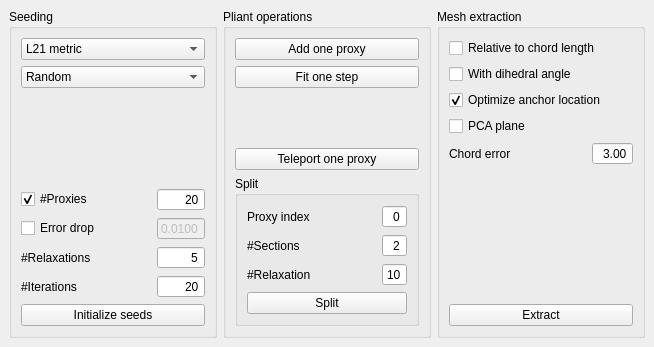
This is Polyhedron/demo/Polyhedron/Plugins/Surface_mesh_approximation/Surface_mesh_approximation_dockwidget.ui in CGAL/cgal as Qt 5 draws it before an edit. The edited form follows.
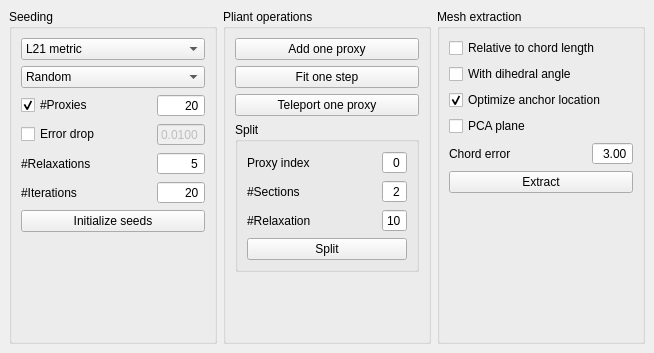
This is the edited form.

Commit message: fix missing header and widget stretchers to make it compact

What changed in the file:
```diff
--- a/Polyhedron/demo/Polyhedron/Plugins/Surface_mesh_approximation/Surface_mesh_approximation_dockwidget.ui
+++ b/Polyhedron/demo/Polyhedron/Plugins/Surface_mesh_approximation/Surface_mesh_approximation_dockwidget.ui
@@ -7,7 +7,7 @@
     <x>0</x>
     <y>0</y>
     <width>654</width>
-    <height>347</height>
+    <height>353</height>
    </rect>
   </property>
   <property name="windowTitle">
@@ -62,19 +62,6 @@
          </item>
         </widget>
        </item>
-       <item>
-        <spacer name="verticalSpacer_2">
-         <property name="orientation">
-          <enum>Qt::Vertical</enum>
-         </property>
-         <property name="sizeHint" stdset="0">
-          <size>
-           <width>20</width>
-           <height>40</height>
-          </size>
-         </property>
-        </spacer>
-       </item>
        <item>
         <layout class="QGridLayout" name="gridLayout_2">
          <item row="3" column="0">
@@ -209,6 +196,19 @@
          </property>
         </widget>
        </item>
+       <item>
+        <spacer name="verticalSpacer_2">
+         <property name="orientation">
+          <enum>Qt::Vertical</enum>
+         </property>
+         <property name="sizeHint" stdset="0">
+          <size>
+           <width>20</width>
+           <height>40</height>
+          </size>
+         </property>
+        </spacer>
+       </item>
       </layout>
      </widget>
     </item>
@@ -232,19 +232,6 @@
          </property>
         </widget>
        </item>
-       <item>
-        <spacer name="verticalSpacer">
-         <property name="orientation">
-          <enum>Qt::Vertical</enum>
-         </property>
-         <property name="sizeHint" stdset="0">
-          <size>
-           <width>20</width>
-           <height>40</height>
-          </size>
-         </property>
-        </spacer>
-       </item>
        <item>
         <widget class="QPushButton" name="buttonTeleport">
          <property name="text">
@@ -345,6 +332,19 @@
          </layout>
         </widget>
        </item>
+       <item>
+        <spacer name="verticalSpacer_4">
+         <property name="orientation">
+          <enum>Qt::Vertical</enum>
+         </property>
+         <property name="sizeHint" stdset="0">
+          <size>
+           <width>20</width>
+           <height>40</height>
+          </size>
+         </property>
+        </spacer>
+       </item>
       </layout>
      </widget>
     </item>
@@ -431,19 +431,6 @@
          </item>
         </layout>
        </item>
-       <item>
-        <spacer name="verticalSpacer_3">
-         <property name="orientation">
-          <enum>Qt::Vertical</enum>
-         </property>
-         <property name="sizeHint" stdset="0">
-          <size>
-           <width>20</width>
-           <height>40</height>
-          </size>
-         </property>
-        </spacer>
-       </item>
        <item>
         <widget class="QPushButton" name="buttonMeshing">
          <property name="text">
@@ -451,6 +438,19 @@
          </property>
         </widget>
        </item>
+       <item>
+        <spacer name="verticalSpacer_3">
+         <property name="orientation">
+          <enum>Qt::Vertical</enum>
+         </property>
+         <property name="sizeHint" stdset="0">
+          <size>
+           <width>20</width>
+           <height>40</height>
+          </size>
+         </property>
+        </spacer>
+       </item>
       </layout>
      </widget>
     </item>
```
The commit also changes 2 other files.
